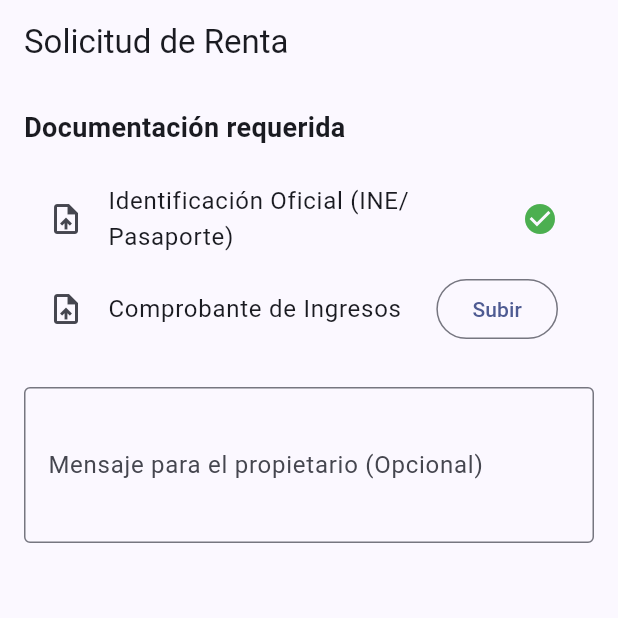
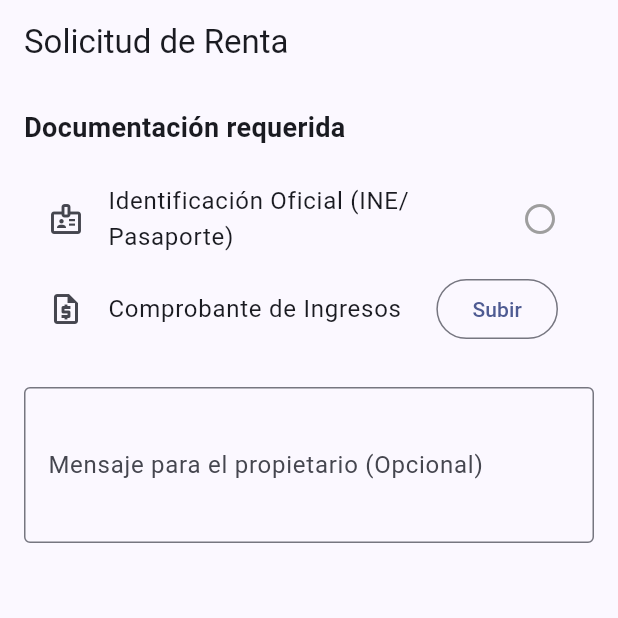
Before and after one commit to Yislain/plataforma-inmobiliaria-app, a Flutter app: the RentRequestScreen screen opened by its route, after a tap on "Identificación Oficial (INE/Pasaporte)", on a phone screen of 412 x 824 dp, the top half of it. Run offline on Flutter 3.47's test engine with Material 3 defaults, Android fonts, the phone set to English and light mode, and no system bars; our stand-ins replace cloud_firestore, equatable, firebase_auth, firebase_core, firebase_messaging, flutter_bloc and 4 more; accounts and stored records are empty.

Commit message:
feat(rent-requests): conectar solicitudes de renta a Firestore

```diff
--- a/rentaYa/lib/features/rent_requests/presentation/screens/rent_request_screen.dart
+++ b/rentaYa/lib/features/rent_requests/presentation/screens/rent_request_screen.dart
@@ -1,8 +1,81 @@
+import 'package:cloud_firestore/cloud_firestore.dart';
+import 'package:firebase_auth/firebase_auth.dart';
 import 'package:flutter/material.dart';
 import 'package:go_router/go_router.dart';
 
-class RentRequestScreen extends StatelessWidget {
+import '../../../../core/services/notification_service.dart';
+
+class RentRequestScreen extends StatefulWidget {
   const RentRequestScreen({super.key});
+
+  @override
+  State<RentRequestScreen> createState() => _RentRequestScreenState();
+}
+
+class _RentRequestScreenState extends State<RentRequestScreen> {
+  final TextEditingController _messageController = TextEditingController();
+  bool _ineAttached = true;
+  bool _incomeAttached = false;
+  bool _isSubmitting = false;
+
+  @override
+  void dispose() {
+    _messageController.dispose();
+    super.dispose();
+  }
+
+  Future<void> _submitRequest() async {
+    if (!_incomeAttached) {
+      ScaffoldMessenger.of(context).showSnackBar(
+        const SnackBar(
+          content: Text('Adjunta tu comprobante de ingresos para continuar'),
+          backgroundColor: Colors.orange,
+        ),
+      );
+      return;
+    }
+
+    setState(() => _isSubmitting = true);
+
+    try {
+      final user = FirebaseAuth.instance.currentUser;
+      await FirebaseFirestore.instance.collection('rent_requests').add({
+        'tenantEmail': user?.email ?? 'inquilino@rentafacil.com',
+        'tenantId': user?.uid ?? 'anonimo',
+        'ineVerified': _ineAttached,
+        'incomeVerified': _incomeAttached,
+        'message': _messageController.text.trim(),
+        'status': 'En Revisión',
+        'createdAt': FieldValue.serverTimestamp(),
+      });
+
+      await NotificationService().showLocalNotification(
+        title: 'Solicitud de Renta Enviada',
+        body: 'Tu documentación fue registrada y enviada al propietario.',
+      );
+
+      if (mounted) {
+        ScaffoldMessenger.of(context).showSnackBar(
+          const SnackBar(
+            content: Text('Solicitud guardada en Firestore y enviada para aprobación'),
+            backgroundColor: Colors.green,
+          ),
+        );
+        if (context.canPop()) context.pop();
+      }
+    } catch (e) {
+      if (mounted) {
+        ScaffoldMessenger.of(context).showSnackBar(
+          SnackBar(
+            content: Text('Error al enviar solicitud: $e'),
+            backgroundColor: Colors.red,
+          ),
+        );
+      }
+    } finally {
+      if (mounted) setState(() => _isSubmitting = false);
+    }
+  }
 
   @override
   Widget build(BuildContext context) {
@@ -21,22 +94,35 @@ class RentRequestScreen extends StatelessWidget {
             ),
             const SizedBox(height: 16),
             ListTile(
-              leading: const Icon(Icons.upload_file),
+              leading: const Icon(Icons.badge_outlined),
               title: const Text('Identificación Oficial (INE/Pasaporte)'),
-              trailing: const Icon(Icons.check_circle, color: Colors.green),
-              onTap: () {},
+              trailing: Icon(
+                _ineAttached ? Icons.check_circle : Icons.radio_button_unchecked,
+                color: _ineAttached ? Colors.green : Colors.grey,
+              ),
+              onTap: () => setState(() => _ineAttached = !_ineAttached),
             ),
             ListTile(
-              leading: const Icon(Icons.upload_file),
+              leading: const Icon(Icons.request_quote_outlined),
               title: const Text('Comprobante de Ingresos'),
-              trailing: OutlinedButton(
-                onPressed: () {},
-                child: const Text('Subir'),
-              ),
+              trailing: _incomeAttached
+                  ? const Icon(Icons.check_circle, color: Colors.green)
+                  : OutlinedButton(
+                      onPressed: () {
+                        setState(() => _incomeAttached = true);
+                        ScaffoldMessenger.of(context).showSnackBar(
+                          const SnackBar(
+                            content: Text('Comprobante adjuntado correctamente'),
+                          ),
+                        );
+                      },
+                      child: const Text('Subir'),
+                    ),
             ),
             const SizedBox(height: 24),
-            const TextField(
-              decoration: InputDecoration(
+            TextField(
+              controller: _messageController,
+              decoration: const InputDecoration(
                 labelText: 'Mensaje para el propietario (Opcional)',
                 border: OutlineInputBorder(),
               ),
@@ -51,13 +137,17 @@ class RentRequestScreen extends StatelessWidget {
                   backgroundColor: const Color(0xFF4569EC),
                   foregroundColor: Colors.white,
                 ),
-                onPressed: () {
-                  ScaffoldMessenger.of(context).showSnackBar(
-                    const SnackBar(content: Text('Solicitud enviada para aprobación')),
-                  );
-                  if (context.canPop()) context.pop();
-                },
-                child: const Text('Enviar Solicitud', style: TextStyle(fontSize: 16)),
+                onPressed: _isSubmitting ? null : _submitRequest,
+                child: _isSubmitting
+                    ? const SizedBox(
+                        height: 20,
+                        width: 20,
+                        child: CircularProgressIndicator(
+                          color: Colors.white,
+                          strokeWidth: 2,
+                        ),
+                      )
+                    : const Text('Enviar Solicitud', style: TextStyle(fontSize: 16)),
               ),
             ),
           ],
```
